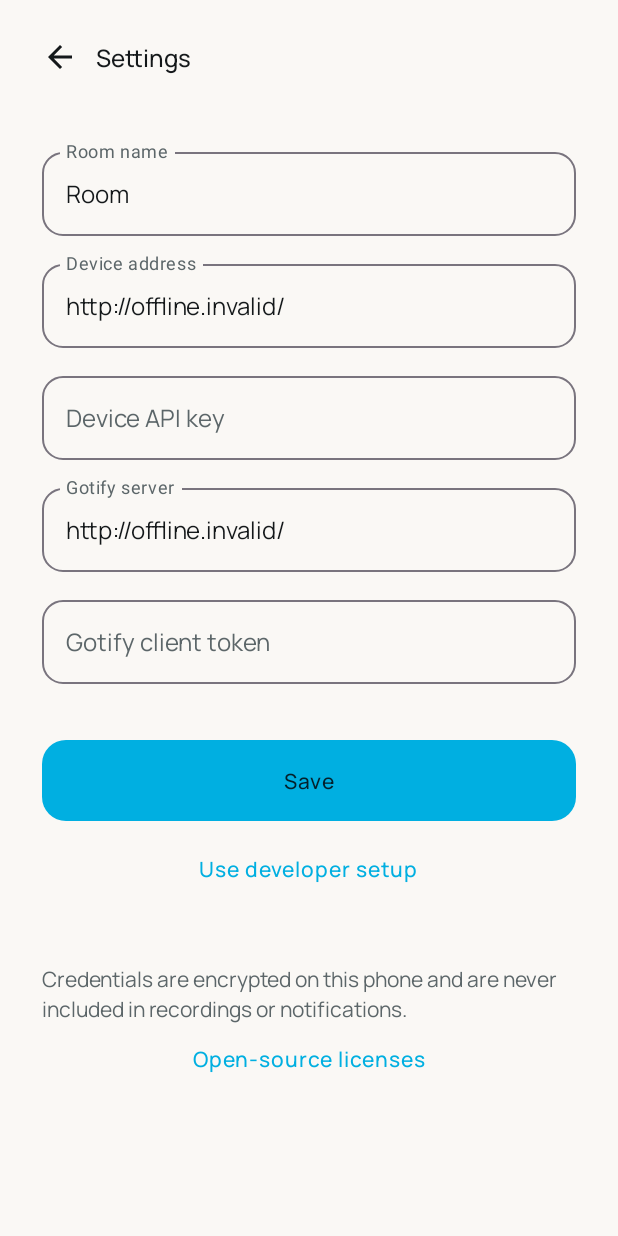
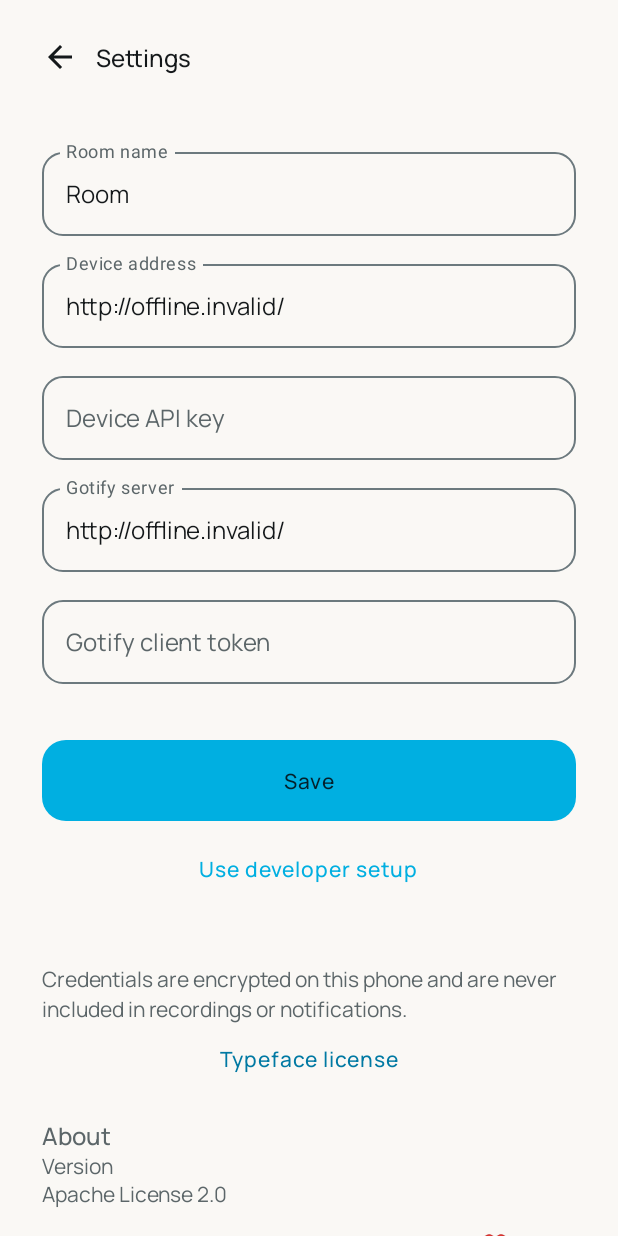
Before and after one commit to patbaumgartner/esp32-room-watchdog-android, an Android app built with Jetpack Compose: the screen it shows after launch (MainActivity), after a tap on "Start listening", on a phone screen of 412 x 824 dp. Run offline under Robolectric (Android 15) with nearby library versions, the phone set to English and light mode, and no system bars; 1 other tap on this screen came first.

Commit message:
feat: align Android app design and about information (#34)
Signed-off-by: Patrick Baumgartner <contact@patbaumgartner.com>

```diff
--- /dev/null
+++ b/app/src/main/kotlin/com/patbaumgartner/android/roomwatchdog/ui/AuthorNote.kt
@@ -0,0 +1,54 @@
+package com.patbaumgartner.android.roomwatchdog.ui
+
+import androidx.compose.foundation.layout.Column
+import androidx.compose.foundation.layout.fillMaxWidth
+import androidx.compose.foundation.layout.padding
+import androidx.compose.material3.MaterialTheme
+import androidx.compose.material3.Text
+import androidx.compose.material3.TextButton
+import androidx.compose.runtime.Composable
+import androidx.compose.ui.Modifier
+import androidx.compose.ui.platform.LocalUriHandler
+import androidx.compose.ui.res.stringResource
+import androidx.compose.ui.text.SpanStyle
+import androidx.compose.ui.text.buildAnnotatedString
+import androidx.compose.ui.text.font.FontWeight
+import androidx.compose.ui.unit.dp
+import com.patbaumgartner.android.roomwatchdog.BuildConfig
+import com.patbaumgartner.android.roomwatchdog.R
+import com.patbaumgartner.android.roomwatchdog.ui.theme.WatchdogTheme
+
+@Composable
+internal fun AuthorNote() {
+    val uriHandler = LocalUriHandler.current
+    val authorUrl = stringResource(R.string.about_author_url)
+    val authorName = stringResource(R.string.about_author_name)
+    val authorNote = stringResource(R.string.about_author)
+    val authorStart = authorNote.indexOf(authorName)
+    val styledAuthorNote = buildAnnotatedString {
+        append(authorNote)
+        if (authorStart >= 0) {
+            addStyle(SpanStyle(fontWeight = FontWeight.Bold), authorStart, authorStart + authorName.length)
+        }
+    }
+    Column(modifier = Modifier.fillMaxWidth().padding(vertical = 16.dp)) {
+        Text(
+            text = stringResource(R.string.about_heading),
+            style = MaterialTheme.typography.titleMedium,
+            color = MaterialTheme.colorScheme.onSurfaceVariant,
+        )
+        Text(
+            text = stringResource(R.string.about_version, BuildConfig.VERSION_NAME),
+            style = MaterialTheme.typography.bodyMedium,
+            color = MaterialTheme.colorScheme.onSurfaceVariant,
+        )
+        Text(
+            text = stringResource(R.string.about_app_license),
+            style = MaterialTheme.typography.bodyMedium,
+            color = MaterialTheme.colorScheme.onSurfaceVariant,
+        )
+        TextButton(onClick = { uriHandler.openUri(authorUrl) }) {
+            Text(styledAuthorNote, style = MaterialTheme.typography.bodyMedium, color = WatchdogTheme.accents.brand)
+        }
+    }
+}
--- a/app/src/main/kotlin/com/patbaumgartner/android/roomwatchdog/ui/SettingsScreen.kt
+++ b/app/src/main/kotlin/com/patbaumgartner/android/roomwatchdog/ui/SettingsScreen.kt
@@ -57,8 +57,9 @@ internal fun SettingsScreen(state: HomeState, viewModel: AppViewModel) {
             onClick = { licensesShown = true },
             modifier = Modifier.align(Alignment.CenterHorizontally),
         ) {
-            Text(stringResource(R.string.settings_open_source_licenses))
+            Text(stringResource(R.string.settings_open_source_licenses), color = WatchdogTheme.accents.brand)
         }
+        Column(Modifier.padding(horizontal = 28.dp)) { AuthorNote() }
         Spacer(Modifier.height(32.dp))
     }
 
--- a/app/src/main/kotlin/com/patbaumgartner/android/roomwatchdog/ui/theme/Theme.kt
+++ b/app/src/main/kotlin/com/patbaumgartner/android/roomwatchdog/ui/theme/Theme.kt
@@ -31,10 +31,17 @@ val LocalWatchdogAccents = staticCompositionLocalOf {
 private val LightScheme = lightColorScheme(
     primary = BrandCyan,
     onPrimary = OnBrandCyan,
+    secondaryContainer = Color(0xFFD7F3FC),
+    onSecondaryContainer = OnBrandCyan,
+    tertiaryContainer = Color(0xFFD7F3FC),
+    onTertiaryContainer = OnBrandCyan,
+    outline = Color(0xFF6C797E),
+    outlineVariant = Color(0xFFCEDDE2),
     background = Porcelain,
     onBackground = Ink,
     surface = Porcelain,
     onSurface = Ink,
+    surfaceContainerHighest = Color(0xFFE2E8E8),
     surfaceVariant = PorcelainRaised,
     onSurfaceVariant = InkMuted,
     error = Coral,
@@ -43,10 +50,17 @@ private val LightScheme = lightColorScheme(
 private val DarkScheme = darkColorScheme(
     primary = BrandCyan,
     onPrimary = OnBrandCyan,
+    secondaryContainer = Color(0xFF123642),
+    onSecondaryContainer = BrandCyanLight,
+    tertiaryContainer = Color(0xFF123642),
+    onTertiaryContainer = BrandCyanLight,
+    outline = Color(0xFF8A9BA1),
+    outlineVariant = Color(0xFF3B4B51),
     background = Graphite,
     onBackground = Bone,
     surface = Graphite,
     onSurface = Bone,
+    surfaceContainerHighest = Color(0xFF3B4B51),
     surfaceVariant = GraphiteRaised,
     onSurfaceVariant = BoneMuted,
     error = CoralLight,
--- a/app/src/main/res/values/strings.xml
+++ b/app/src/main/res/values/strings.xml
@@ -81,8 +81,8 @@
     <string name="settings_use_developer">Use developer setup</string>
     <string name="settings_credentials_note">Credentials are encrypted on this phone and are never
         included in recordings or notifications.</string>
-    <string name="settings_open_source_licenses">Open-source licenses</string>
-    <string name="settings_open_source_licenses_title">Open-source licenses</string>
+    <string name="settings_open_source_licenses">Typeface license</string>
+    <string name="settings_open_source_licenses_title">Typeface license</string>
 
     <string name="message_settings_saved">Settings saved</string>
     <string name="message_setup_required">Add your device settings first</string>
@@ -115,4 +115,10 @@
     <string name="cd_record">Start recording</string>
     <string name="cd_stop_recording">Stop recording</string>
     <string name="cd_back">Back</string>
+    <string name="about_heading">About</string>
+    <string name="about_version">Version %1$s</string>
+    <string name="about_author">© 2026 Patrick Baumgartner - Crafted with ❤️</string>
+    <string name="about_author_name" translatable="false">Patrick Baumgartner</string>
+    <string name="about_author_url" translatable="false">https://patbaumgartner.com/</string>
+    <string name="about_app_license">Apache License 2.0</string>
 </resources>
```
Also changed, not shown: 1 other file.
